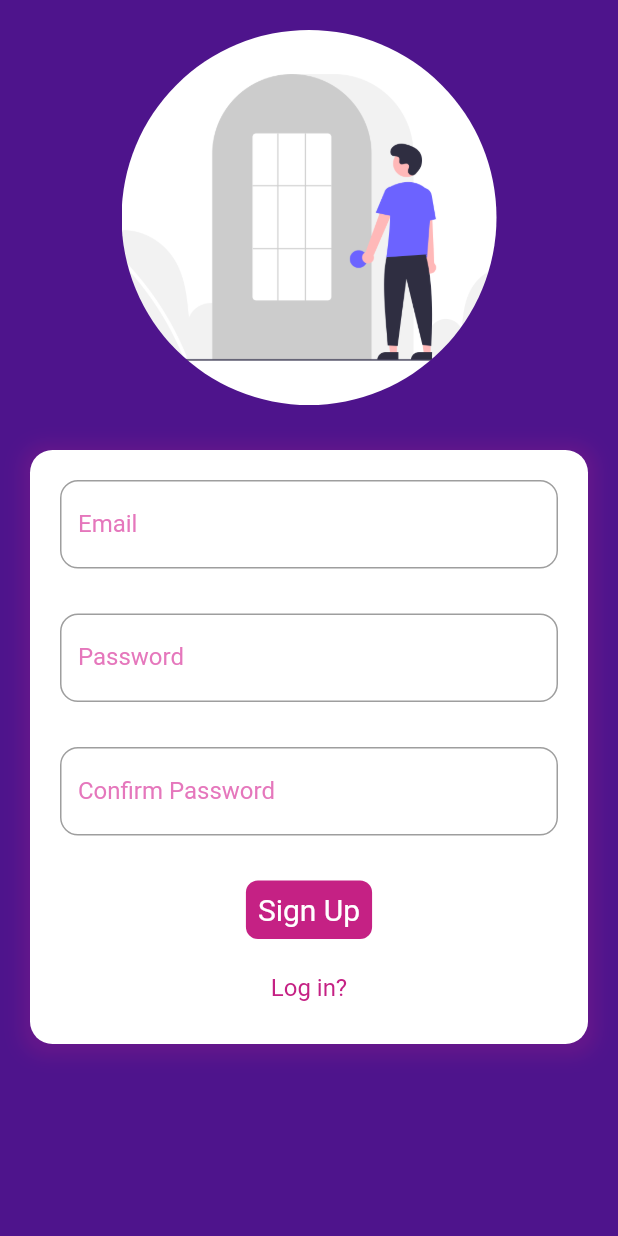
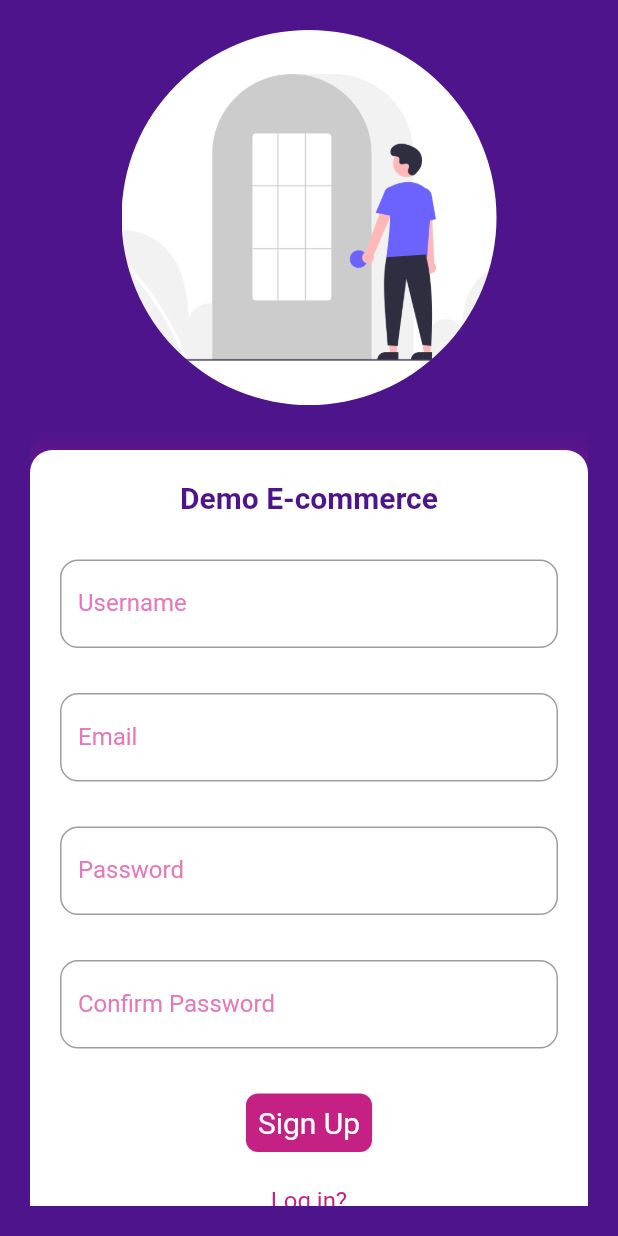
Before and after one commit to yvcdev/demo-ecommerce, a Flutter app: the Signup widget shown alone on an empty page, opened directly, on a phone screen of 412 x 824 dp. Run offline on Flutter 3.47's test engine with Material 2 defaults, Android fonts, the phone set to English and light mode, and no system bars; our stand-ins replace get.

Commit message:
change styles for login and signup

```diff
--- /dev/null
+++ b/lib/controllers/auth_controller.dart
@@ -0,0 +1,3 @@
+import 'package:get/get_state_manager/get_state_manager.dart';
+
+class AuthController extends GetxController {}
--- /dev/null
+++ b/lib/controllers/login_controller.dart
@@ -0,0 +1,3 @@
+import 'package:get/get_state_manager/get_state_manager.dart';
+
+class LoginController extends GetxController {}
--- /dev/null
+++ b/lib/controllers/signup_controller.dart
@@ -0,0 +1,3 @@
+import 'package:get/get_state_manager/get_state_manager.dart';
+
+class SignupController extends GetxController {}
--- a/lib/main.dart
+++ b/lib/main.dart
@@ -15,6 +15,6 @@ class MyApp extends StatelessWidget {
     return const GetMaterialApp(
         title: 'Demo e-commerce',
         debugShowCheckedModeBanner: false,
-        home: Home());
+        home: Login());
   }
 }
--- a/lib/screens/login.dart
+++ b/lib/screens/login.dart
@@ -20,6 +20,12 @@ class Login extends StatelessWidget {
             autovalidateMode: AutovalidateMode.onUserInteraction,
             child: Column(
               children: [
+                Text(
+                  'Demo E-commerce',
+                  style: Constants.normalTextStyleBold(
+                      color: Constants.secondaryAccent),
+                ),
+                Constants.largeSeparationV,
                 TextFormField(
                   validator: (value) {
                     if (!GetUtils.isEmail(value!)) {
--- a/lib/screens/signup.dart
+++ b/lib/screens/signup.dart
@@ -23,6 +23,26 @@ class Signup extends StatelessWidget {
               autovalidateMode: AutovalidateMode.onUserInteraction,
               child: Column(
                 children: [
+                  Text(
+                    'Demo E-commerce',
+                    style: Constants.normalTextStyleBold(
+                        color: Constants.secondaryAccent),
+                  ),
+                  Constants.largeSeparationV,
+                  TextFormField(
+                    validator: (value) {
+                      if (!GetUtils.isEmail(value!)) {
+                        return 'Please enter a valid email';
+                      }
+
+                      return null;
+                    },
+                    decoration: Constants.inputDecoration(
+                      hintText: "username",
+                      labelText: "Username",
+                    ),
+                  ),
+                  Constants.largeSeparationV,
                   TextFormField(
                     validator: (value) {
                       if (!GetUtils.isEmail(value!)) {
```
